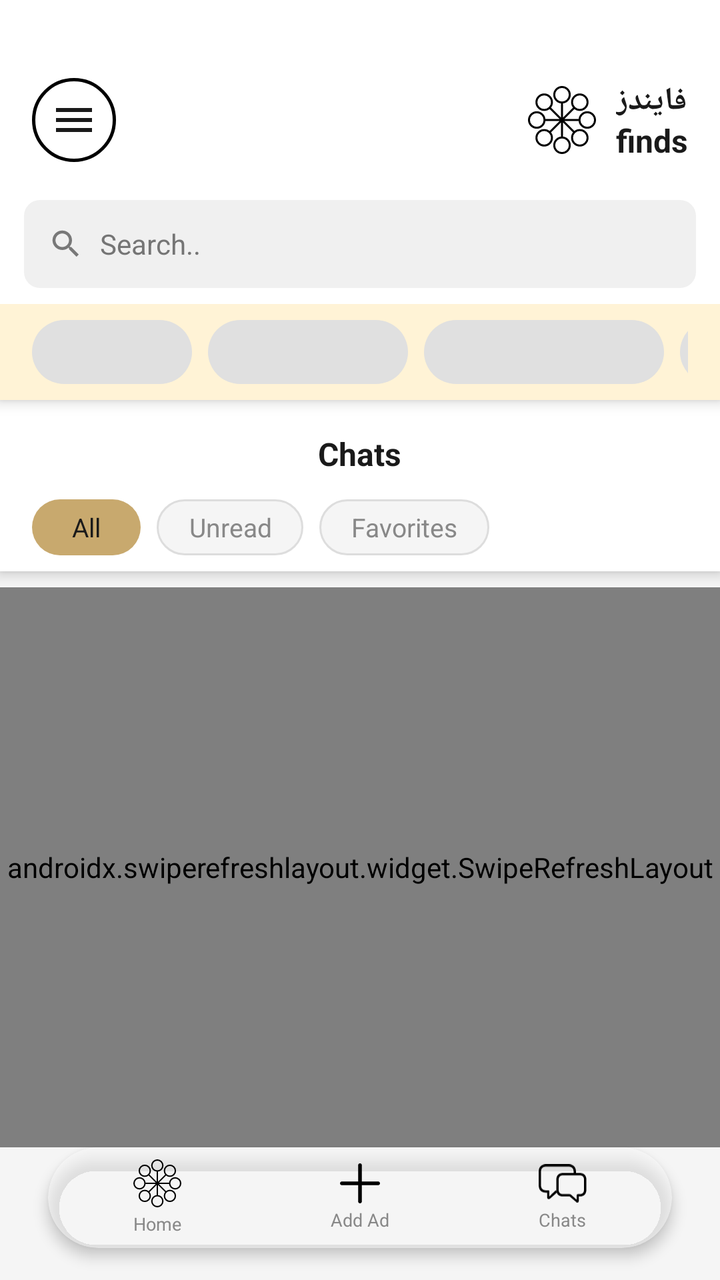
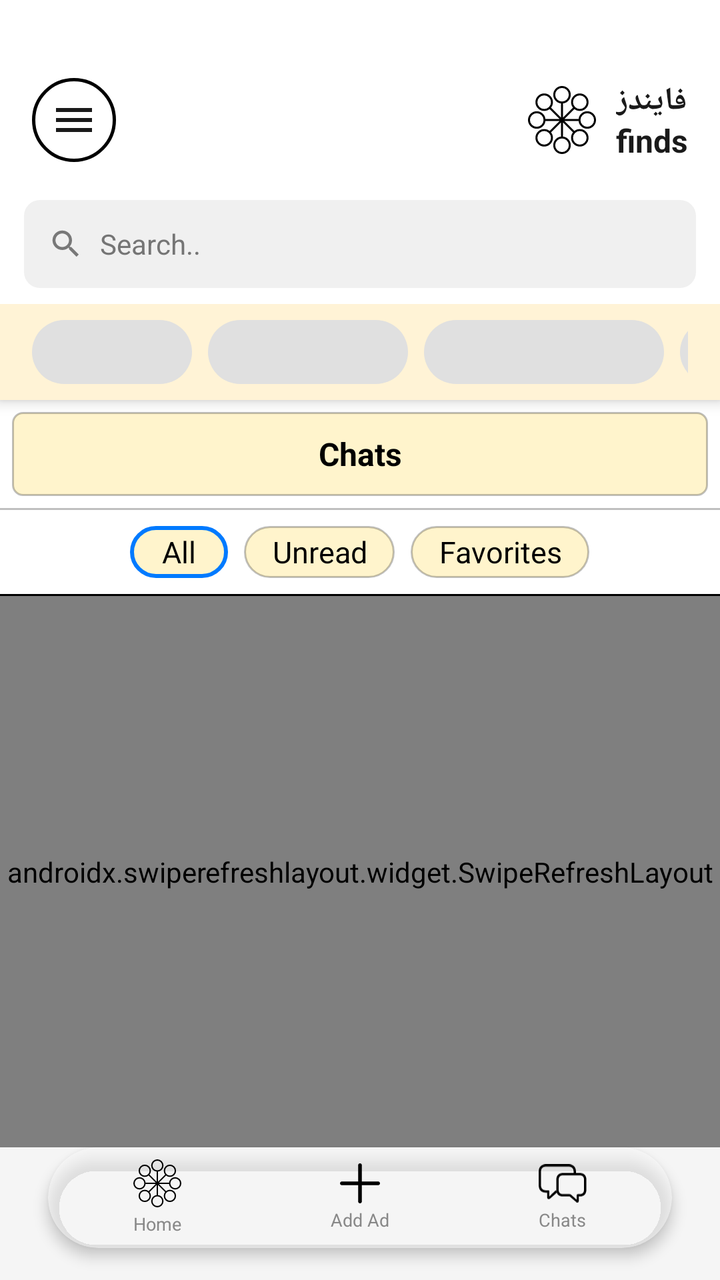

Before-and-after screenshots of an Android layout around one commit, followed by the original layout XML and the change that was made.
<!-- AndroidManifest.xml: application theme Theme.MyApplication -->
<!-- res/layout/activity_conversations.xml -->
<?xml version="1.0" encoding="utf-8"?>
<LinearLayout
    xmlns:android="http://schemas.android.com/apk/res/android"
    xmlns:app="http://schemas.android.com/apk/res-auto"
    android:layout_width="match_parent"
    android:layout_height="match_parent"
    android:orientation="vertical"
    android:background="@color/bg_screen"
    android:layoutDirection="locale">

    
    <LinearLayout
        android:id="@+id/topBar"
        android:layout_width="match_parent"
        android:layout_height="wrap_content"
        android:background="@color/surface_primary"
        android:orientation="vertical"
        android:elevation="4dp">

        <include layout="@layout/layout_appbar" />

        
        <include layout="@layout/layout_home_header" />

        
        <TextView
            android:layout_width="wrap_content"
            android:layout_height="wrap_content"
            android:layout_gravity="center_horizontal"
            android:text="@string/nav_chats"
            android:textSize="16sp"
            android:textStyle="bold"
            android:textColor="@color/text_primary"
            android:paddingTop="16dp"
            android:paddingBottom="12dp" />

        
        <LinearLayout
            android:layout_width="match_parent"
            android:layout_height="36dp"
            android:orientation="horizontal"
            android:paddingHorizontal="16dp"
            android:paddingBottom="8dp"
            android:gravity="start">

            <TextView
                android:id="@+id/chipAll"
                android:layout_width="wrap_content"
                android:layout_height="match_parent"
                android:text="@string/filter_all"
                android:textSize="13sp"
                android:gravity="center"
                android:paddingHorizontal="20dp"
                android:background="@drawable/bg_chip_selected"
                android:textColor="@color/text_primary" />

            <TextView
                android:id="@+id/chipUnread"
                android:layout_width="wrap_content"
                android:layout_height="match_parent"
                android:text="@string/str___________"
                android:textSize="13sp"
                android:gravity="center"
                android:paddingHorizontal="16dp"
                android:layout_marginStart="8dp"
                android:background="@drawable/bg_chip_unselected"
                android:textColor="@color/text_secondary" />

            <TextView
                android:id="@+id/chipFavorite"
                android:layout_width="wrap_content"
                android:layout_height="match_parent"
                android:text="@string/favorites_tab"
                android:textSize="13sp"
                android:gravity="center"
                android:paddingHorizontal="16dp"
                android:layout_marginStart="8dp"
                android:background="@drawable/bg_chip_unselected"
                android:textColor="@color/text_secondary" />
        </LinearLayout>

    </LinearLayout>

    
    <View
        android:layout_width="match_parent"
        android:layout_height="8dp"
        android:background="@color/bg_screen" />

    
    <FrameLayout
        android:layout_width="match_parent"
        android:layout_height="0dp"
        android:layout_weight="1">

        
        <com.facebook.shimmer.ShimmerFrameLayout
            android:id="@+id/shimmerLayout"
            android:layout_width="match_parent"
            android:layout_height="wrap_content"
            android:visibility="gone">

            <LinearLayout
                android:layout_width="match_parent"
                android:layout_height="wrap_content"
                android:orientation="vertical"
                android:background="@color/surface_primary">
                <include layout="@layout/item_shimmer_conversation" />
                <include layout="@layout/item_shimmer_conversation" />
                <include layout="@layout/item_shimmer_conversation" />
                <include layout="@layout/item_shimmer_conversation" />
            </LinearLayout>
        </com.facebook.shimmer.ShimmerFrameLayout>

        
        <androidx.swiperefreshlayout.widget.SwipeRefreshLayout
            android:id="@+id/swipeRefresh"
            android:layout_width="match_parent"
            android:layout_height="match_parent">

            <androidx.recyclerview.widget.RecyclerView
                android:id="@+id/rvConversations"
                android:layout_width="match_parent"
                android:layout_height="match_parent"
                android:background="@color/surface_primary"
                android:clipToPadding="false" />
        </androidx.swiperefreshlayout.widget.SwipeRefreshLayout>

        
        <LinearLayout
            android:id="@+id/layoutEmpty"
            android:layout_width="match_parent"
            android:layout_height="match_parent"
            android:gravity="center"
            android:orientation="vertical"
            android:visibility="gone">

            <ImageView
                android:layout_width="80dp"
                android:layout_height="80dp"
                android:src="@drawable/ic_chat_empty"
                android:alpha="0.4" />

            <TextView
                android:layout_width="wrap_content"
                android:layout_height="wrap_content"
                android:layout_marginTop="16dp"
                android:text="@string/str________________"
                android:textSize="16sp"
                android:textColor="@color/text_secondary" />
        </LinearLayout>

        
        <LinearLayout
            android:id="@+id/layoutError"
            android:layout_width="match_parent"
            android:layout_height="match_parent"
            android:gravity="center"
            android:orientation="vertical"
            android:visibility="gone">

            <ImageView
                android:layout_width="64dp"
                android:layout_height="64dp"
                android:src="@drawable/ic_error"
                android:alpha="0.5" />

            <TextView
                android:id="@+id/tvErrorMessage"
                android:layout_width="wrap_content"
                android:layout_height="wrap_content"
                android:layout_marginTop="12dp"
                android:text="@string/error_occurred"
                android:textSize="15sp"
                android:gravity="center"
                android:textColor="@color/text_secondary" />

            <Button
                android:id="@+id/btnRetry"
                android:layout_width="wrap_content"
                android:layout_height="44dp"
                android:layout_marginTop="16dp"
                android:text="@string/str_______________"
                android:paddingHorizontal="24dp"
                android:backgroundTint="@color/find_primary"
                style="@style/Widget.MaterialComponents.Button" />
        </LinearLayout>

    </FrameLayout>

    
    <include
        android:id="@+id/cvBottomNav"
        layout="@layout/layout_bottom_nav"
        android:layout_width="match_parent"
        android:layout_height="wrap_content"
        android:layout_marginHorizontal="24dp"
        android:layout_marginBottom="16dp" />

</LinearLayout>
<!-- res/layout/layout_appbar.xml (included above) -->
<?xml version="1.0" encoding="utf-8"?>
<LinearLayout
    xmlns:android="http://schemas.android.com/apk/res/android"
    xmlns:app="http://schemas.android.com/apk/res-auto"
    android:id="@+id/llAppBar"
    android:layout_width="match_parent"
    android:layout_height="wrap_content"
    android:orientation="vertical"
    android:background="@color/surface_primary"
    android:elevation="4dp"
    android:layoutDirection="ltr">

    
    <View
        android:id="@+id/statusBarSpacer"
        android:layout_width="match_parent"
        android:layout_height="28dp" />

    
    <LinearLayout
        android:layout_width="match_parent"
        android:layout_height="64dp"
        android:orientation="horizontal"
        android:gravity="center_vertical"
        android:paddingHorizontal="16dp"
        android:paddingVertical="0dp">

        
        <ImageButton
            android:id="@+id/btnMenu"
            android:layout_width="42dp"
            android:layout_height="42dp"
            android:background="@drawable/bg_menu_circle"
            android:padding="10dp"
            android:src="@drawable/ic_menu_black"
            app:tint="@color/icon_tint"
            android:contentDescription="القائمة" />

        
        <View
            android:layout_width="0dp"
            android:layout_height="1dp"
            android:layout_weight="1" />

        
        <LinearLayout
            android:layout_width="wrap_content"
            android:layout_height="match_parent"
            android:orientation="horizontal"
            android:gravity="center_vertical">

            <ImageView
                android:layout_width="38dp"
                android:layout_height="38dp"
                android:src="@drawable/ic_app_logo"
                android:contentDescription="Find"
                android:padding="2dp"
                android:layout_marginEnd="8dp" />

            <LinearLayout
                android:layout_width="wrap_content"
                android:layout_height="wrap_content"
                android:orientation="vertical">

                <TextView
                    android:layout_width="wrap_content"
                    android:layout_height="wrap_content"
                    android:text="فايندز"
                    android:textSize="16sp"
                    android:textStyle="bold"
                    android:textColor="@color/text_primary"
                    android:includeFontPadding="false"
                    android:lineSpacingExtra="-3dp" />

                <TextView
                    android:layout_width="wrap_content"
                    android:layout_height="wrap_content"
                    android:text="finds"
                    android:textSize="16sp"
                    android:textStyle="bold"
                    android:textColor="@color/text_primary"
                    android:includeFontPadding="false"
                    android:lineSpacingExtra="-3dp" />
            </LinearLayout>
        </LinearLayout>
    </LinearLayout>

</LinearLayout>
<!-- res/layout/layout_home_header.xml (included above) -->
<?xml version="1.0" encoding="utf-8"?>
<LinearLayout
    xmlns:android="http://schemas.android.com/apk/res/android"
    android:id="@+id/llHomeHeader"
    android:layout_width="match_parent"
    android:layout_height="wrap_content"
    android:orientation="vertical"
    android:background="@color/surface_primary"
    android:elevation="4dp">

    
    <LinearLayout
        android:id="@+id/llHomeSearchContainer"
        android:layout_width="match_parent"
        android:layout_height="44dp"
        android:layout_marginHorizontal="12dp"
        android:layout_marginTop="8dp"
        android:layout_marginBottom="8dp"
        android:background="@drawable/bg_search_bar"
        android:gravity="center_vertical"
        android:orientation="horizontal"
        android:layoutDirection="locale"
        android:paddingHorizontal="12dp"
        android:clickable="true"
        android:focusable="true">

        
        <ImageView
            android:layout_width="18dp"
            android:layout_height="18dp"
            android:src="@drawable/ic_search"
            android:alpha="0.5"
            android:importantForAccessibility="no" />

        <TextView
            android:id="@+id/tvHomeSearchHint"
            android:layout_width="0dp"
            android:layout_weight="1"
            android:layout_height="match_parent"
            android:gravity="start|center_vertical"
            android:paddingHorizontal="8dp"
            android:textSize="14sp"
            android:text="@string/search_hint"
            android:textColor="@color/find_gray_text" />
    </LinearLayout>

    
    <androidx.recyclerview.widget.RecyclerView
        android:id="@+id/rvHomeTopTabs"
        android:layout_width="match_parent"
        android:layout_height="48dp"
        android:background="@color/surface_tabs"
        android:orientation="horizontal"
        android:visibility="gone"
        app:layoutManager="androidx.recyclerview.widget.LinearLayoutManager"
        xmlns:app="http://schemas.android.com/apk/res-auto" />

    
    <LinearLayout
        android:id="@+id/llHomeTabShimmer"
        android:layout_width="match_parent"
        android:layout_height="48dp"
        android:orientation="horizontal"
        android:gravity="center_vertical"
        android:paddingHorizontal="16dp"
        android:background="@color/surface_tabs">

        <View android:layout_width="80dp" android:layout_height="32dp"
            android:layout_marginEnd="8dp" android:background="@drawable/bg_category_shimmer" />
        <View android:layout_width="100dp" android:layout_height="32dp"
            android:layout_marginEnd="8dp" android:background="@drawable/bg_category_shimmer" />
        <View android:layout_width="120dp" android:layout_height="32dp"
            android:layout_marginEnd="8dp" android:background="@drawable/bg_category_shimmer" />
        <View android:layout_width="70dp" android:layout_height="32dp"
            android:background="@drawable/bg_category_shimmer" />
    </LinearLayout>

</LinearLayout>
<!-- res/layout/item_shimmer_conversation.xml (included above) -->
<?xml version="1.0" encoding="utf-8"?>
<LinearLayout
    xmlns:android="http://schemas.android.com/apk/res/android"
    android:layout_width="match_parent"
    android:layout_height="72dp"
    android:gravity="center_vertical"
    android:layoutDirection="locale"
    android:orientation="horizontal"
    android:paddingHorizontal="16dp">

    
    <View
        android:layout_width="48dp"
        android:layout_height="48dp"
        android:layout_marginStart="12dp"
        android:background="@drawable/bg_shimmer_circle" />

    
    <LinearLayout
        android:layout_width="0dp"
        android:layout_height="wrap_content"
        android:layout_weight="1"
        android:orientation="vertical">

        <View
            android:layout_width="130dp"
            android:layout_height="14dp"
            android:background="@drawable/bg_shimmer_rect" />

        <View
            android:layout_width="180dp"
            android:layout_height="12dp"
            android:layout_marginTop="8dp"
            android:background="@drawable/bg_shimmer_rect" />
    </LinearLayout>

    
    <View
        android:layout_width="40dp"
        android:layout_height="10dp"
        android:background="@drawable/bg_shimmer_rect" />

</LinearLayout>
<!-- res/layout/layout_bottom_nav.xml (included above) -->
<?xml version="1.0" encoding="utf-8"?>
<androidx.cardview.widget.CardView
    xmlns:android="http://schemas.android.com/apk/res/android"
    xmlns:app="http://schemas.android.com/apk/res-auto"
    android:id="@+id/cvBottomNav"
    android:layout_width="match_parent"
    android:layout_height="60dp"
    app:cardCornerRadius="30dp"
    app:cardElevation="4dp"
    app:cardBackgroundColor="@color/bottom_nav_bg">

    <LinearLayout
        android:layout_width="match_parent"
        android:layout_height="match_parent"
        android:orientation="horizontal"
        android:layoutDirection="locale"
        android:gravity="center_vertical"
        android:paddingHorizontal="4dp">

        
        <LinearLayout
            android:id="@+id/navHome"
            android:layout_width="0dp"
            android:layout_weight="1"
            android:layout_height="match_parent"
            android:orientation="vertical"
            android:gravity="center"
            android:paddingVertical="6dp">

            <ImageView
                android:id="@+id/ivNavHome"
                android:layout_width="24dp"
                android:layout_height="24dp"
                android:src="@drawable/ic_nav_home"
                android:scaleType="fitCenter"
                android:contentDescription="الرئيسية" />

            <TextView
                android:id="@+id/tvNavHome"
                android:layout_width="wrap_content"
                android:layout_height="wrap_content"
                android:layout_marginTop="2dp"
                android:text="@string/nav_home"
                android:textSize="9sp"
                android:textColor="@color/text_secondary" />
        </LinearLayout>

        
        <LinearLayout
            android:id="@+id/navAdd"
            android:layout_width="0dp"
            android:layout_weight="1"
            android:layout_height="match_parent"
            android:orientation="vertical"
            android:gravity="center"
            android:paddingVertical="6dp">

            <ImageView
                android:id="@+id/ivNavAdd"
                android:layout_width="20dp"
                android:layout_height="20dp"
                android:src="@drawable/ic_nav_add"
                android:scaleType="fitCenter"
                android:contentDescription="أضف إعلان" />

            <TextView
                android:id="@+id/tvNavAdd"
                android:layout_width="wrap_content"
                android:layout_height="wrap_content"
                android:layout_marginTop="2dp"
                android:text="@string/nav_add_ad"
                android:textSize="9sp"
                android:textColor="@color/text_secondary" />
        </LinearLayout>

        
        <LinearLayout
            android:id="@+id/navChat"
            android:layout_width="0dp"
            android:layout_weight="1"
            android:layout_height="match_parent"
            android:orientation="vertical"
            android:gravity="center"
            android:paddingVertical="6dp">

            <ImageView
                android:id="@+id/ivNavChat"
                android:layout_width="24dp"
                android:layout_height="20dp"
                android:src="@drawable/ic_nav_chat"
                android:scaleType="fitCenter"
                android:contentDescription="المحادثات" />

            <TextView
                android:id="@+id/tvNavChat"
                android:layout_width="wrap_content"
                android:layout_height="wrap_content"
                android:layout_marginTop="2dp"
                android:text="@string/nav_chats"
                android:textSize="9sp"
                android:textColor="@color/text_secondary" />
        </LinearLayout>

    </LinearLayout>
</androidx.cardview.widget.CardView>
<!-- resources referenced by this layout -->
<resources>
  <color name="bg_screen">#F5F5F5</color>
  <color name="bottom_nav_bg">#80FFFFFF</color>
  <color name="find_gray_text">#757575</color>
  <color name="find_primary">#C8A96E</color>
  <color name="icon_tint">#FF1A1A1A</color>
  <color name="surface_primary">#FFFFFFFF</color>
  <color name="surface_tabs">#FFFFF3D6</color>
  <color name="text_primary">#1A1A1A</color>
  <color name="text_secondary">#888888</color>
  <!-- drawable bg_category_shimmer (drawable) -->
  <?xml version="1.0" encoding="utf-8"?>
  <shape xmlns:android="http://schemas.android.com/apk/res/android">
      <solid android:color="#E0E0E0" />
      <corners android:radius="16dp" />
  </shape>
  <!-- drawable bg_chip_selected (drawable) -->
  <?xml version="1.0" encoding="utf-8"?>
  <shape xmlns:android="http://schemas.android.com/apk/res/android"
      android:shape="rectangle">
      <solid android:color="@color/find_primary" />
      <corners android:radius="20dp" />
  </shape>
  <!-- drawable bg_chip_unselected (drawable) -->
  <?xml version="1.0" encoding="utf-8"?>
  <shape xmlns:android="http://schemas.android.com/apk/res/android"
      android:shape="rectangle">
      <solid android:color="@color/chip_unselected_bg" />
      <stroke android:width="1dp" android:color="@color/chip_unselected_border" />
      <corners android:radius="20dp" />
  </shape>
  <!-- drawable bg_search_bar (drawable) -->
  <?xml version="1.0" encoding="utf-8"?>
  <shape xmlns:android="http://schemas.android.com/apk/res/android">
      <solid android:color="@color/search_bg" />
      <corners android:radius="8dp" />
  </shape>
  <!-- drawable bg_shimmer_circle (drawable) -->
  <?xml version="1.0" encoding="utf-8"?>
  <shape xmlns:android="http://schemas.android.com/apk/res/android"
      android:shape="oval">
      <solid android:color="@color/shimmer_base" />
  </shape>
  <!-- drawable bg_shimmer_rect (drawable) -->
  <?xml version="1.0" encoding="utf-8"?>
  <shape xmlns:android="http://schemas.android.com/apk/res/android"
      android:shape="rectangle">
      <solid android:color="@color/shimmer_base" />
      <corners android:radius="6dp" />
  </shape>
  <!-- drawable ic_menu_black (drawable) -->
  <vector xmlns:android="http://schemas.android.com/apk/res/android"
      android:width="24dp"
      android:height="24dp"
      android:viewportWidth="24"
      android:viewportHeight="24">
    <path
        android:fillColor="#000000"
        android:pathData="M3,18h18v-2H3v2zM3,13h18v-2H3v2zM3,6v2h18V6H3z"/>
  </vector>
  <string name="error_occurred">An error occurred</string>
  <string name="favorites_tab">Favorites</string>
  <string name="filter_all">All</string>
  <string name="nav_add_ad">Add Ad</string>
  <string name="nav_chats">Chats</string>
  <string name="nav_home">Home</string>
  <string name="search_hint">Search..</string>
  <string name="str___________">Unread</string>
  <string name="str_______________">إعادة المحاولة</string>
  <string name="str________________">لا توجد إعلانات</string>
  <style name="Theme.MyApplication" parent="Base.Theme.MyApplication" />
  <color name="chip_unselected_bg">#F5F5F5</color>
  <color name="chip_unselected_border">#DDDDDD</color>
  <color name="menu_circle_stroke">#FF000000</color>
  <color name="search_bg">#F0F0F0</color>
  <color name="shimmer_base">#E8E8E8</color>
  <color name="white">#FFFFFFFF</color>
  <!-- unchanged entries left out for length: 9 -->
</resources>

<!-- the commit's change to res/layout/activity_conversations.xml (unified diff, before → after) -->
@@ -14,8 +14,7 @@
         android:layout_width="match_parent"
         android:layout_height="wrap_content"
         android:background="@color/surface_primary"
-        android:orientation="vertical"
-        android:elevation="4dp">
+        android:orientation="vertical">
 
         <include layout="@layout/layout_appbar" />
 
@@ -24,68 +23,79 @@
 
         
         <TextView
-            android:layout_width="wrap_content"
+            android:id="@+id/tvChatsHeader"
+            android:layout_width="match_parent"
+            android:layout_height="42dp"
+            android:layout_marginHorizontal="6dp"
+            android:layout_marginTop="6dp"
+            android:background="@drawable/bg_chats_header"
+            android:gravity="center"
+            android:text="@string/nav_chats"
+            android:textColor="@color/chats_header_text"
+            android:textSize="16sp"
+            android:textStyle="bold" />
+
+        
+        <View
+            android:layout_width="match_parent"
+            android:layout_height="1dp"
+            android:layout_marginTop="6dp"
+            android:background="@color/chats_header_border" />
+
+        
+        <LinearLayout
+            android:layout_width="match_parent"
             android:layout_height="wrap_content"
-            android:layout_gravity="center_horizontal"
-            android:text="@string/nav_chats"
-            android:textSize="16sp"
-            android:textStyle="bold"
-            android:textColor="@color/text_primary"
-            android:paddingTop="16dp"
-            android:paddingBottom="12dp" />
-
-        
-        <LinearLayout
-            android:layout_width="match_parent"
-            android:layout_height="36dp"
             android:orientation="horizontal"
-            android:paddingHorizontal="16dp"
-            android:paddingBottom="8dp"
-            android:gravity="start">
+            android:layoutDirection="locale"
+            android:gravity="center"
+            android:paddingHorizontal="12dp"
+            android:paddingTop="8dp"
+            android:paddingBottom="8dp">
 
             <TextView
                 android:id="@+id/chipAll"
                 android:layout_width="wrap_content"
-                android:layout_height="match_parent"
-                android:text="@string/filter_all"
-                android:textSize="13sp"
-                android:gravity="center"
-                android:paddingHorizontal="20dp"
+                android:layout_height="26dp"
                 android:background="@drawable/bg_chip_selected"
-                android:textColor="@color/text_primary" />
-
-            <TextView
-                android:id="@+id/chipUnread"
-                android:layout_width="wrap_content"
-                android:layout_height="match_parent"
-                android:text="@string/str___________"
-                android:textSize="13sp"
                 android:gravity="center"
                 android:paddingHorizontal="16dp"
+                android:text="@string/filter_all"
+                android:textColor="@color/chats_chip_text"
+                android:textSize="15sp" />
+
+            <TextView
+                android:id="@+id/chipUnread"
+                android:layout_width="wrap_content"
+                android:layout_height="26dp"
                 android:layout_marginStart="8dp"
                 android:background="@drawable/bg_chip_unselected"
-                android:textColor="@color/text_secondary" />
+                android:gravity="center"
+                android:paddingHorizontal="14dp"
+                android:text="@string/filter_unread"
+                android:textColor="@color/chats_chip_text"
+                android:textSize="15sp" />
 
             <TextView
                 android:id="@+id/chipFavorite"
                 android:layout_width="wrap_content"
-                android:layout_height="match_parent"
-                android:text="@string/favorites_tab"
-                android:textSize="13sp"
-                android:gravity="center"
-                android:paddingHorizontal="16dp"
+                android:layout_height="26dp"
                 android:layout_marginStart="8dp"
                 android:background="@drawable/bg_chip_unselected"
-                android:textColor="@color/text_secondary" />
-        </LinearLayout>
+                android:gravity="center"
+                android:paddingHorizontal="14dp"
+                android:text="@string/favorites_tab"
+                android:textColor="@color/chats_chip_text"
+                android:textSize="15sp" />
+        </LinearLayout>
+
+        
+        <View
+            android:layout_width="match_parent"
+            android:layout_height="1dp"
+            android:background="@color/chats_item_divider" />
 
     </LinearLayout>
-
-    
-    <View
-        android:layout_width="match_parent"
-        android:layout_height="8dp"
-        android:background="@color/bg_screen" />
 
     
     <FrameLayout
@@ -105,7 +115,6 @@
                 android:layout_height="wrap_content"
                 android:orientation="vertical"
                 android:background="@color/surface_primary">
-                <include layout="@layout/item_shimmer_conversation" />
                 <include layout="@layout/item_shimmer_conversation" />
                 <include layout="@layout/item_shimmer_conversation" />
                 <include layout="@layout/item_shimmer_conversation" />
@@ -145,7 +154,7 @@
                 android:layout_width="wrap_content"
                 android:layout_height="wrap_content"
                 android:layout_marginTop="16dp"
-                android:text="@string/str________________"
+                android:text="لا توجد محادثات"
                 android:textSize="16sp"
                 android:textColor="@color/text_secondary" />
         </LinearLayout>
<!-- resource entries referenced after the edit -->
@@ -2,6 +2,10 @@
 <resources>
   <color name="bg_screen">#F5F5F5</color>
   <color name="bottom_nav_bg">#80FFFFFF</color>
+  <color name="chats_chip_text">#000000</color>
+  <color name="chats_header_border">#40000000</color>
+  <color name="chats_header_text">#000000</color>
+  <color name="chats_item_divider">#000000</color>
   <color name="find_gray_text">#757575</color>
   <color name="find_primary">#C8A96E</color>
   <color name="icon_tint">#FF1A1A1A</color>
@@ -15,20 +19,29 @@
       <solid android:color="#E0E0E0" />
       <corners android:radius="16dp" />
   </shape>
+  <!-- drawable bg_chats_header (drawable) -->
+  <?xml version="1.0" encoding="utf-8"?>
+  <shape xmlns:android="http://schemas.android.com/apk/res/android"
+      android:shape="rectangle">
+      <solid android:color="@color/chats_header_bg" />
+      <stroke android:width="1dp" android:color="@color/chats_header_border" />
+      <corners android:radius="5dp" />
+  </shape>
   <!-- drawable bg_chip_selected (drawable) -->
   <?xml version="1.0" encoding="utf-8"?>
   <shape xmlns:android="http://schemas.android.com/apk/res/android"
       android:shape="rectangle">
-      <solid android:color="@color/find_primary" />
-      <corners android:radius="20dp" />
+      <solid android:color="@color/chats_chip_bg" />
+      <stroke android:width="2dp" android:color="@color/chats_chip_selected_border" />
+      <corners android:radius="50dp" />
   </shape>
   <!-- drawable bg_chip_unselected (drawable) -->
   <?xml version="1.0" encoding="utf-8"?>
   <shape xmlns:android="http://schemas.android.com/apk/res/android"
       android:shape="rectangle">
-      <solid android:color="@color/chip_unselected_bg" />
-      <stroke android:width="1dp" android:color="@color/chip_unselected_border" />
-      <corners android:radius="20dp" />
+      <solid android:color="@color/chats_chip_bg" />
+      <stroke android:width="1dp" android:color="@color/chats_chip_unselected_border" />
+      <corners android:radius="50dp" />
   </shape>
   <!-- drawable bg_search_bar (drawable) -->
   <?xml version="1.0" encoding="utf-8"?>
@@ -62,16 +75,17 @@
   <string name="error_occurred">An error occurred</string>
   <string name="favorites_tab">Favorites</string>
   <string name="filter_all">All</string>
+  <string name="filter_unread">Unread</string>
   <string name="nav_add_ad">Add Ad</string>
   <string name="nav_chats">Chats</string>
   <string name="nav_home">Home</string>
   <string name="search_hint">Search..</string>
-  <string name="str___________">Unread</string>
   <string name="str_______________">إعادة المحاولة</string>
-  <string name="str________________">لا توجد إعلانات</string>
   <style name="Theme.MyApplication" parent="Base.Theme.MyApplication" />
-  <color name="chip_unselected_bg">#F5F5F5</color>
-  <color name="chip_unselected_border">#DDDDDD</color>
+  <color name="chats_header_bg">#FFF4CC</color>
+  <color name="chats_chip_bg">#FFF4CC</color>
+  <color name="chats_chip_selected_border">#007AFF</color>
+  <color name="chats_chip_unselected_border">#40000000</color>
   <color name="menu_circle_stroke">#FF000000</color>
   <color name="search_bg">#F0F0F0</color>
   <color name="shimmer_base">#E8E8E8</color>
